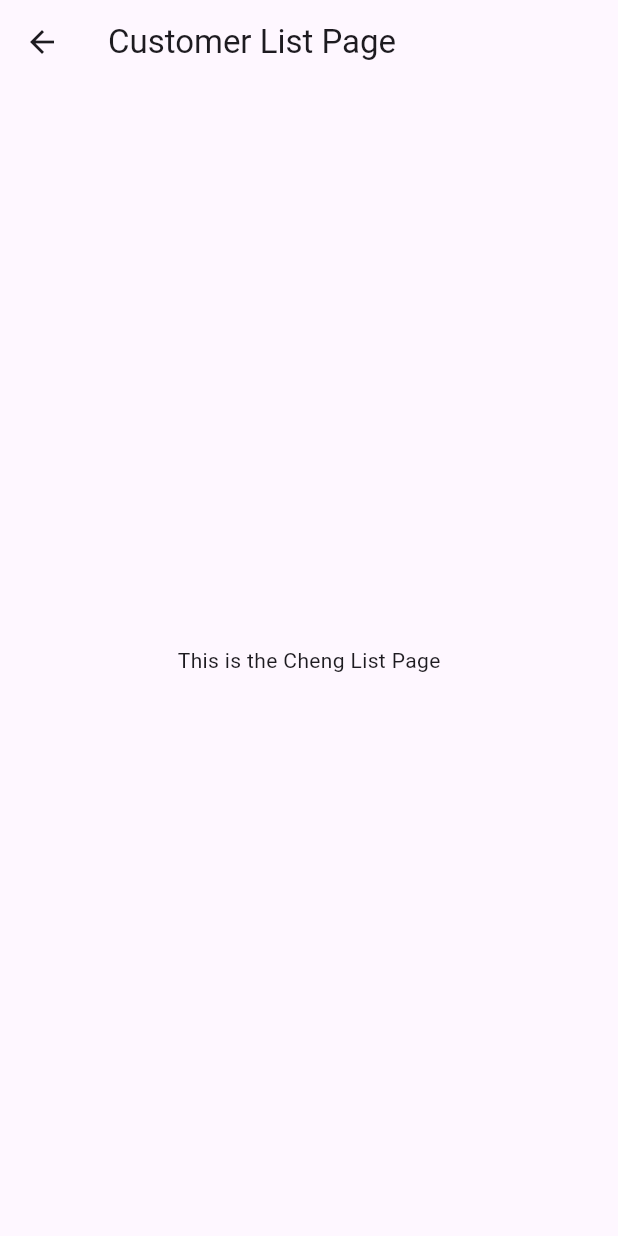
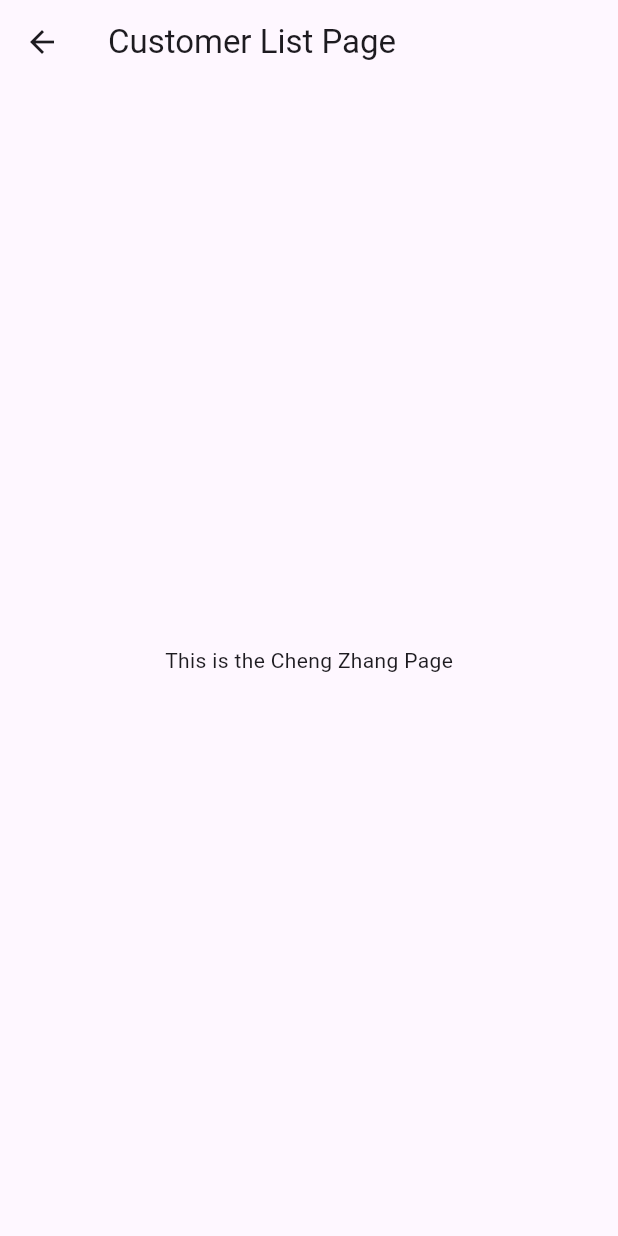
Before and after one commit to QirongChen0910/mobile_final, a Flutter app: the CustomerListPage screen opened directly, on a phone screen of 412 x 824 dp. Run offline on Flutter 3.47's test engine with Material 3 defaults, Android fonts, the phone set to English and light mode, and no system bars.

Commit message:
Cheng's 1st commit

```diff
--- a/lib/CustomerListPage.dart
+++ b/lib/CustomerListPage.dart
@@ -8,7 +8,7 @@ class CustomerListPage extends StatelessWidget {
         title: const Text('Customer List Page'),
       ),
       body: Center(
-        child: const Text('This is the Cheng List Page'),
+        child: const Text('This is the Cheng Zhang Page'),
       ),
     );
   }
```
